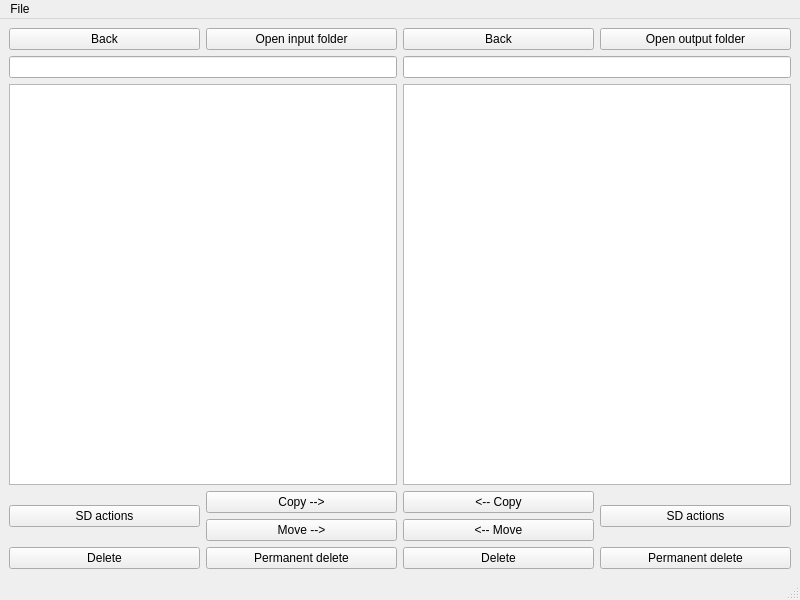
Qt form mainwindow.ui (C2H5OH-creator/Explorer2) before a commit.
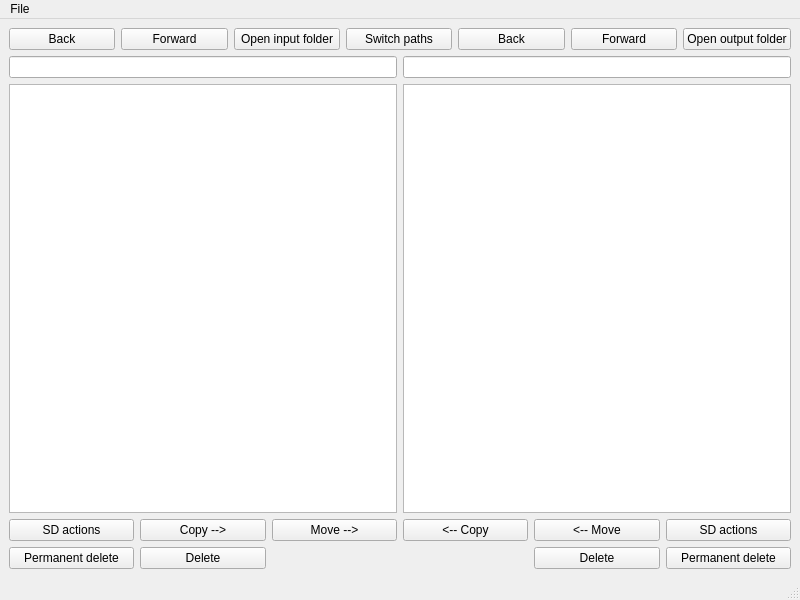
The same form after that commit.

The edit to the form file:
```diff
--- a/mainwindow.ui
+++ b/mainwindow.ui
@@ -16,47 +16,77 @@
   <widget class="QWidget" name="centralwidget">
    <layout class="QGridLayout" name="gridLayout_3">
     <item row="2" column="2">
-     <layout class="QGridLayout" name="gridLayout_left">
-      <item row="2" column="1" colspan="2">
-       <widget class="QListView" name="listView_left"/>
-      </item>
-      <item row="5" column="1">
-       <widget class="QPushButton" name="delete_left">
+     <layout class="QGridLayout" name="gridLayout_left"/>
+    </item>
+    <item row="2" column="3">
+     <layout class="QGridLayout" name="gridLayout_center">
+      <item row="4" column="6">
+       <widget class="QPushButton" name="sd_actions_right">
         <property name="text">
-         <string>Delete</string>
+         <string>SD actions</string>
         </property>
        </widget>
       </item>
-      <item row="0" column="2">
-       <widget class="QPushButton" name="input">
+      <item row="4" column="0">
+       <widget class="QPushButton" name="sd_actions_left">
         <property name="text">
-         <string>Open input folder</string>
+         <string>SD actions</string>
         </property>
        </widget>
       </item>
-      <item row="5" column="2">
+      <item row="5" column="0">
        <widget class="QPushButton" name="permanent_del_left">
         <property name="text">
          <string>Permanent delete</string>
         </property>
        </widget>
       </item>
-      <item row="0" column="1">
-       <widget class="QPushButton" name="back_left">
+      <item row="5" column="5">
+       <widget class="QPushButton" name="delete_right">
         <property name="text">
-         <string>Back</string>
+         <string>Delete</string>
         </property>
        </widget>
       </item>
-      <item row="3" column="2">
+      <item row="2" column="0" colspan="3">
+       <widget class="QLineEdit" name="left_path"/>
+      </item>
+      <item row="3" column="4" colspan="3">
+       <widget class="QListView" name="listView_right"/>
+      </item>
+      <item row="2" column="4" colspan="3">
+       <widget class="QLineEdit" name="right_path"/>
+      </item>
+      <item row="5" column="6">
+       <widget class="QPushButton" name="permanent_del_right">
+        <property name="text">
+         <string>Permanent delete</string>
+        </property>
+       </widget>
+      </item>
+      <item row="3" column="0" colspan="3">
+       <widget class="QListView" name="listView_left"/>
+      </item>
+      <item row="4" column="1">
        <widget class="QPushButton" name="copy_to_right">
         <property name="text">
          <string>Copy --&gt;</string>
         </property>
        </widget>
       </item>
-      <item row="1" column="1" colspan="2">
-       <widget class="QLineEdit" name="left_path"/>
+      <item row="5" column="1">
+       <widget class="QPushButton" name="delete_left">
+        <property name="text">
+         <string>Delete</string>
+        </property>
+       </widget>
+      </item>
+      <item row="4" column="5">
+       <widget class="QPushButton" name="move_to_left">
+        <property name="text">
+         <string>&lt;-- Move</string>
+        </property>
+       </widget>
       </item>
       <item row="4" column="2">
        <widget class="QPushButton" name="move_to_right">
@@ -65,75 +95,66 @@
         </property>
        </widget>
       </item>
-      <item row="3" column="1" rowspan="2">
-       <widget class="QPushButton" name="sd_actions_left">
-        <property name="text">
-         <string>SD actions</string>
-        </property>
-       </widget>
-      </item>
-     </layout>
-    </item>
-    <item row="2" column="4">
-     <layout class="QGridLayout" name="gridLayout_right">
-      <item row="1" column="3">
-       <widget class="QPushButton" name="output">
-        <property name="text">
-         <string>Open output folder</string>
-        </property>
-       </widget>
-      </item>
-      <item row="1" column="2">
-       <widget class="QPushButton" name="back_right">
-        <property name="text">
-         <string>Back</string>
-        </property>
-       </widget>
-      </item>
-      <item row="2" column="2" colspan="2">
-       <widget class="QLineEdit" name="right_path"/>
-      </item>
-      <item row="6" column="2" colspan="2">
-       <widget class="QListView" name="listView_right"/>
-      </item>
-      <item row="6" column="0">
-       <layout class="QGridLayout" name="gridLayout_center"/>
-      </item>
-      <item row="9" column="2">
-       <widget class="QPushButton" name="delete_right">
-        <property name="text">
-         <string>Delete</string>
-        </property>
-       </widget>
-      </item>
-      <item row="9" column="3">
-       <widget class="QPushButton" name="permanent_del_right">
-        <property name="text">
-         <string>Permanent delete</string>
-        </property>
-       </widget>
-      </item>
-      <item row="7" column="2">
+      <item row="4" column="4">
        <widget class="QPushButton" name="copy_to_left">
         <property name="text">
          <string>&lt;-- Copy</string>
         </property>
        </widget>
       </item>
-      <item row="8" column="2">
-       <widget class="QPushButton" name="move_to_left">
+     </layout>
+    </item>
+    <item row="0" column="3">
+     <layout class="QGridLayout" name="gridLayout_up">
+      <item row="0" column="3">
+       <widget class="QPushButton" name="switch_paths">
         <property name="text">
-         <string>&lt;-- Move</string>
+         <string>Switch paths</string>
         </property>
        </widget>
       </item>
-      <item row="7" column="3" rowspan="2">
-       <widget class="QPushButton" name="sd_actions_right">
+      <item row="0" column="5">
+       <widget class="QPushButton" name="forward_right">
         <property name="text">
-         <string>SD actions</string>
+         <string>Forward</string>
         </property>
        </widget>
       </item>
+      <item row="0" column="4">
+       <widget class="QPushButton" name="back_right">
+        <property name="text">
+         <string>Back</string>
+        </property>
+       </widget>
+      </item>
+      <item row="0" column="0">
+       <widget class="QPushButton" name="back_left">
+        <property name="text">
+         <string>Back</string>
+        </property>
+       </widget>
+      </item>
+      <item row="0" column="1">
+       <widget class="QPushButton" name="forward_left">
+        <property name="text">
+         <string>Forward</string>
+        </property>
+       </widget>
+      </item>
+      <item row="0" column="2">
+       <widget class="QPushButton" name="input">
+        <property name="text">
+         <string>Open input folder</string>
+        </property>
+       </widget>
+      </item>
+      <item row="0" column="6">
+       <widget class="QPushButton" name="output">
+        <property name="text">
+         <string>Open output folder</string>
+        </property>
+       </widget>
+      </item>
      </layout>
     </item>
    </layout>
```
Left out of the diff: 3 changed lines with no effect on the pictures.
